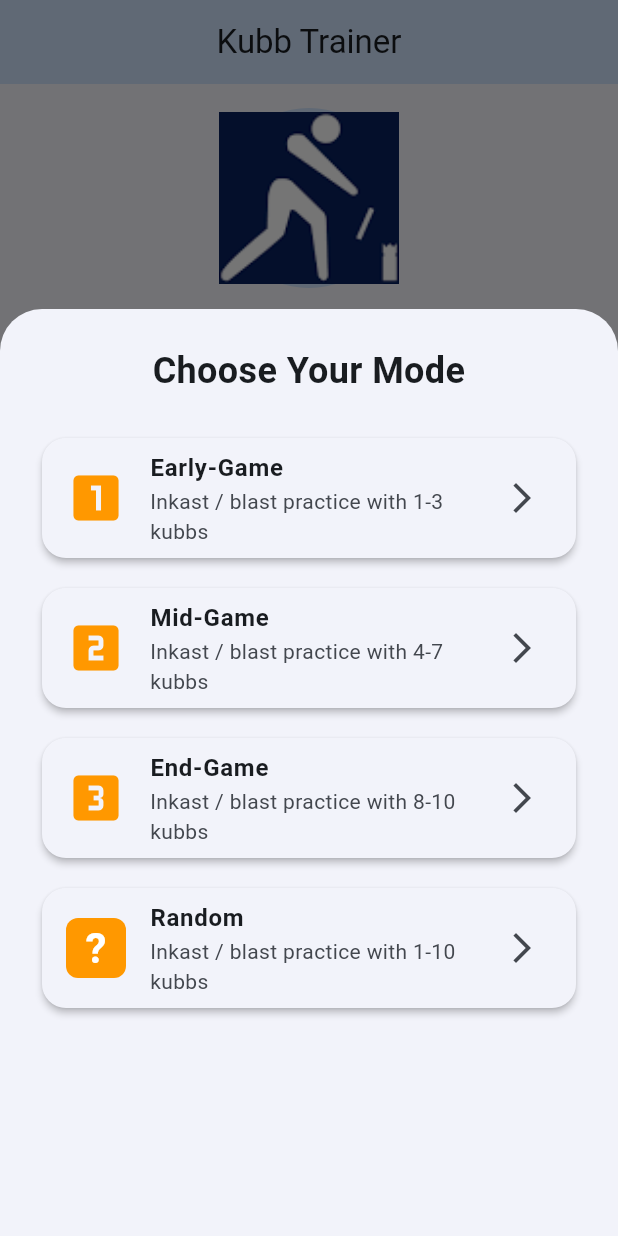
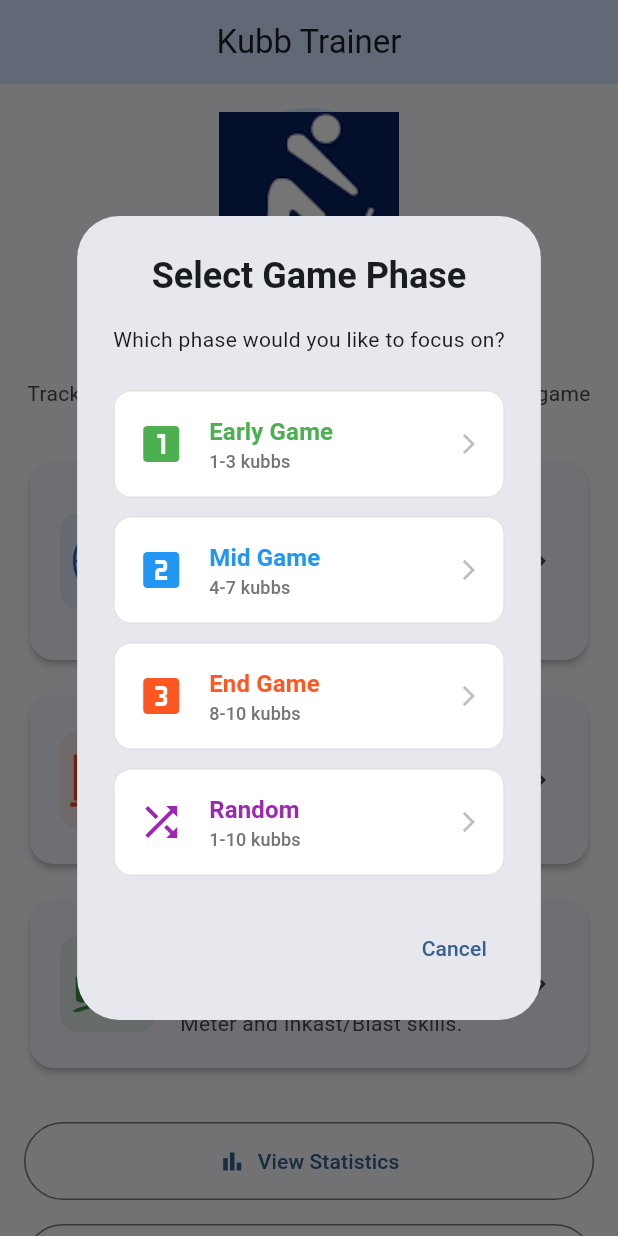
Before and after one commit to ST-Superman/KubbManager-Flutter, a Flutter app: the screen it shows after launch, after a tap on "Inkast Blast", on a phone screen of 412 x 824 dp. Run offline on Flutter 3.47's test engine with Material 3 defaults, Android fonts, the phone set to English and light mode, and no system bars; our stand-ins replace fl_chart, shared_preferences, sqflite; accounts and stored records are empty.

Commit message:
Restructure Inkast & Blast mode selection and add Doubles mode
- Consolidate all Inkast & Blast phases into single mode with phase selection dialog
- Replace bottom sheet with cleaner AlertDialog for phase selection
- Add visual phase selection buttons (Early/Mid/End/Random) with color coding
- Update Inkast Blast description to be more descriptive
- Add 'Doubles' mode to Mixed Phase Training (Coming Soon)
  * Description: Points based skill game focused on drilling groups of 2 kubbs
- Update 'Around the Pitch' description
  * New: Points based skill game focused on 8 Meter efficiency
- Improve UX by consolidating 4 menu items into 1 with sub-selection

```diff
--- a/lib/views/landing_page.dart
+++ b/lib/views/landing_page.dart
@@ -41,11 +41,11 @@ class LandingPage extends StatelessWidget {
             _TrainingModeCard(
               title: 'Inkast Blast',
               description:
-                  'Practice your inkasting, then clear your field kubbs (blast)',
+                  'Practice inkasting and clearing field kubbs in game scenarios',
               imagePath: 'assets/icons/inkastblast.png',
               color: Colors.deepOrange.shade700,
               onTap: () {
-                _showInkastBlastModeSelection(context);
+                _showInkastBlastPhaseSelection(context);
               },
             ),
             const SizedBox(height: 16),
@@ -159,7 +159,7 @@ class LandingPage extends StatelessWidget {
                 ),
                 title: const Text('Around the Pitch',
                     style: TextStyle(fontWeight: FontWeight.bold)),
-                subtitle: const Text('All 10 baseline kubbs + king'),
+                subtitle: const Text('Points based skill game. Focused on 8 Meter efficiency'),
                 trailing: const Icon(Icons.arrow_forward_ios),
                 onTap: () {
                   Navigator.pop(context);
@@ -190,138 +190,136 @@ class LandingPage extends StatelessWidget {
     );
   }
 
-  void _showInkastBlastModeSelection(BuildContext context) {
-    showModalBottomSheet(
+  void _showInkastBlastPhaseSelection(BuildContext context) {
+    showDialog(
       context: context,
-      isScrollControlled: true,
-      builder: (context) => DraggableScrollableSheet(
-        initialChildSize: 0.75,
-        minChildSize: 0.5,
-        maxChildSize: 0.75,
-        expand: false,
-        builder: (context, scrollController) => Container(
-          padding: const EdgeInsets.all(24),
-          child: SingleChildScrollView(
-            controller: scrollController,
-            child: Column(
+      builder: (context) => AlertDialog(
+        title: const Text(
+          'Select Game Phase',
+          style: TextStyle(fontWeight: FontWeight.bold),
+          textAlign: TextAlign.center,
+        ),
+        content: Column(
           mainAxisSize: MainAxisSize.min,
           crossAxisAlignment: CrossAxisAlignment.stretch,
           children: [
             const Text(
-                  'Choose Your Mode',
-                  style: TextStyle(fontSize: 24, fontWeight: FontWeight.bold),
+              'Which phase would you like to focus on?',
               textAlign: TextAlign.center,
+              style: TextStyle(fontSize: 14),
             ),
             const SizedBox(height: 24),
 
-                // Early-Game Mode
-                Card(
-                  child: ListTile(
-                    leading: const Icon(Icons.looks_one, color: Colors.orange, size: 40),
-                    title: const Text('Early-Game',
-                        style: TextStyle(fontWeight: FontWeight.bold)),
-                    subtitle: const Text('Inkast / blast practice with 1-3 kubbs'),
-                    trailing: const Icon(Icons.arrow_forward_ios),
-                    onTap: () {
+            // Early-Game
+            _buildPhaseOption(
+              context,
+              'Early Game',
+              '1-3 kubbs',
+              Icons.looks_one,
+              Colors.green,
+              GamePhase.early,
+            ),
+            const SizedBox(height: 12),
+
+            // Mid-Game
+            _buildPhaseOption(
+              context,
+              'Mid Game',
+              '4-7 kubbs',
+              Icons.looks_two,
+              Colors.blue,
+              GamePhase.mid,
+            ),
+            const SizedBox(height: 12),
+
+            // End-Game
+            _buildPhaseOption(
+              context,
+              'End Game',
+              '8-10 kubbs',
+              Icons.looks_3,
+              Colors.deepOrange,
+              GamePhase.end,
+            ),
+            const SizedBox(height: 12),
+
+            // Random
+            _buildPhaseOption(
+              context,
+              'Random',
+              '1-10 kubbs',
+              Icons.shuffle,
+              Colors.purple,
+              GamePhase.all,
+            ),
+          ],
+        ),
+        actions: [
+          TextButton(
+            onPressed: () => Navigator.of(context).pop(),
+            child: const Text('Cancel'),
+          ),
+        ],
+      ),
+    );
+  }
+
+  Widget _buildPhaseOption(
+    BuildContext context,
+    String title,
+    String subtitle,
+    IconData icon,
+    Color color,
+    GamePhase phase,
+  ) {
+    return ElevatedButton(
+      onPressed: () {
         Navigator.pop(context);
         Navigator.of(context).push(
           MaterialPageRoute(
-                          builder: (context) => const InkastBlastTrainingView(
-                            gamePhase: GamePhase.early,
+            builder: (context) => InkastBlastTrainingView(
+              gamePhase: phase,
             ),
           ),
         );
       },
+      style: ElevatedButton.styleFrom(
+        backgroundColor: Colors.white,
+        foregroundColor: color,
+        elevation: 0,
+        side: BorderSide(color: Colors.grey.shade300),
+        padding: const EdgeInsets.all(16),
+        shape: RoundedRectangleBorder(
+          borderRadius: BorderRadius.circular(12),
         ),
       ),
-                const SizedBox(height: 12),
-
-                // Mid-Game Mode
-                Card(
-                  child: ListTile(
-                    leading: const Icon(Icons.looks_two, color: Colors.orange, size: 40),
-                    title: const Text('Mid-Game',
-                        style: TextStyle(fontWeight: FontWeight.bold)),
-                    subtitle: const Text('Inkast / blast practice with 4-7 kubbs'),
-                    trailing: const Icon(Icons.arrow_forward_ios),
-                    onTap: () {
-                      Navigator.pop(context);
-                      Navigator.of(context).push(
-                        MaterialPageRoute(
-                          builder: (context) => const InkastBlastTrainingView(
-                            gamePhase: GamePhase.mid,
+      child: Row(
+        children: [
+          Icon(icon, size: 32, color: color),
+          const SizedBox(width: 16),
+          Expanded(
+            child: Column(
+              crossAxisAlignment: CrossAxisAlignment.start,
+              children: [
+                Text(
+                  title,
+                  style: const TextStyle(
+                    fontWeight: FontWeight.bold,
+                    fontSize: 16,
                   ),
                 ),
-                      );
-                    },
+                Text(
+                  subtitle,
+                  style: TextStyle(
+                    fontSize: 12,
+                    color: Colors.grey[600],
                   ),
                 ),
-                const SizedBox(height: 12),
-
-                // End-Game Mode
-                Card(
-                  child: ListTile(
-                    leading: const Icon(Icons.looks_3, color: Colors.orange, size: 40),
-                    title: const Text('End-Game',
-                        style: TextStyle(fontWeight: FontWeight.bold)),
-                    subtitle: const Text('Inkast / blast practice with 8-10 kubbs'),
-                    trailing: const Icon(Icons.arrow_forward_ios),
-                    onTap: () {
-                      Navigator.pop(context);
-                      Navigator.of(context).push(
-                        MaterialPageRoute(
-                          builder: (context) => const InkastBlastTrainingView(
-                            gamePhase: GamePhase.end,
-                          ),
-                        ),
-                      );
-                    },
-                  ),
-                ),
-                const SizedBox(height: 12),
-
-                // Random Mode
-                Card(
-                  child: ListTile(
-                    leading: Container(
-                      width: 40,
-                      height: 40,
-                      decoration: BoxDecoration(
-                        color: Colors.orange,
-                        borderRadius: BorderRadius.circular(8),
-                      ),
-                      child: const Center(
-                        child: Text(
-                          '?',
-                          style: TextStyle(
-                            color: Colors.white,
-                            fontSize: 28,
-                            fontWeight: FontWeight.bold,
-                          ),
-                        ),
-                      ),
-                    ),
-                    title: const Text('Random',
-                        style: TextStyle(fontWeight: FontWeight.bold)),
-                    subtitle: const Text('Inkast / blast practice with 1-10 kubbs'),
-                    trailing: const Icon(Icons.arrow_forward_ios),
-                    onTap: () {
-                      Navigator.pop(context);
-                      Navigator.of(context).push(
-                        MaterialPageRoute(
-                          builder: (context) => const InkastBlastTrainingView(
-                            gamePhase: GamePhase.all,
-                          ),
-                        ),
-                      );
-                    },
-                  ),
-                ),
-                const SizedBox(height: 16),
               ],
             ),
           ),
-        ),
+          Icon(Icons.arrow_forward_ios, size: 16, color: Colors.grey[400]),
+        ],
       ),
     );
   }
@@ -341,6 +339,22 @@ class LandingPage extends StatelessWidget {
               textAlign: TextAlign.center,
             ),
             const SizedBox(height: 24),
+
+            // Doubles Mode
+            Card(
+              child: ListTile(
+                leading: const Icon(Icons.people, color: Colors.deepOrange, size: 40),
+                title: const Text('Doubles',
+                    style: TextStyle(fontWeight: FontWeight.bold)),
+                subtitle: const Text('Points based skill game. Focused on drilling and clearing groups of 2 kubbs'),
+                trailing: const Icon(Icons.arrow_forward_ios),
+                onTap: () {
+                  Navigator.pop(context);
+                  _showComingSoon(context, 'Doubles');
+                },
+              ),
+            ),
+            const SizedBox(height: 12),
 
             // Full Game Sim Mode
             Card(
```
Also changed, not shown: 1 other file. Lines whose indentation alone changed are shown as unchanged.
